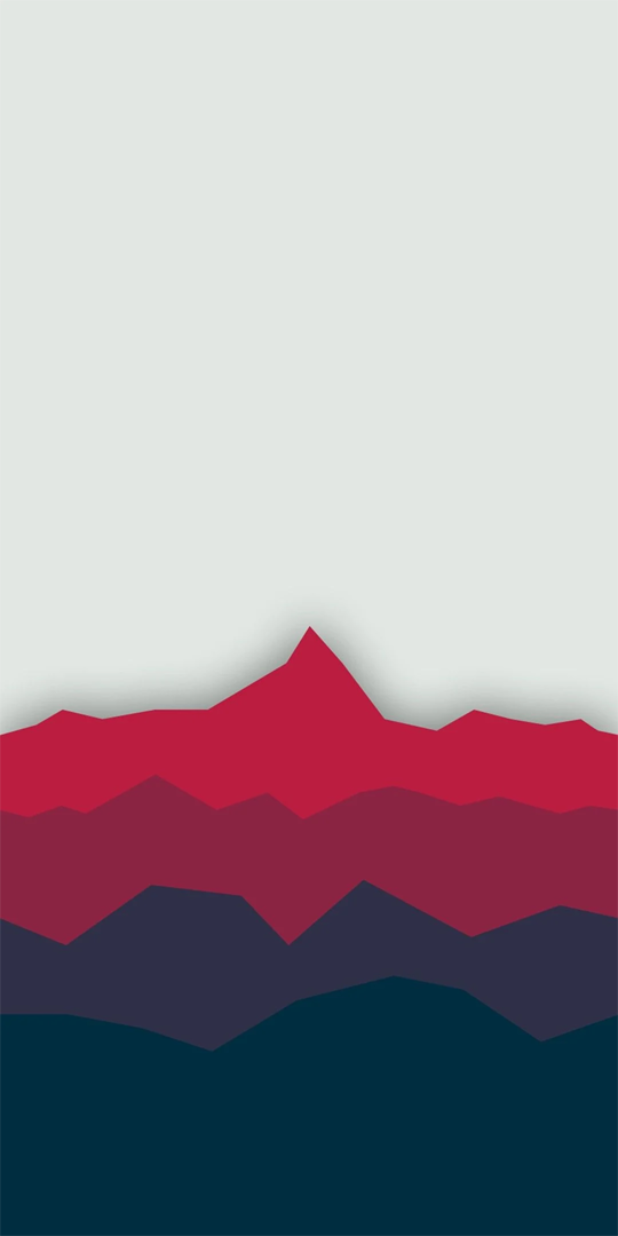
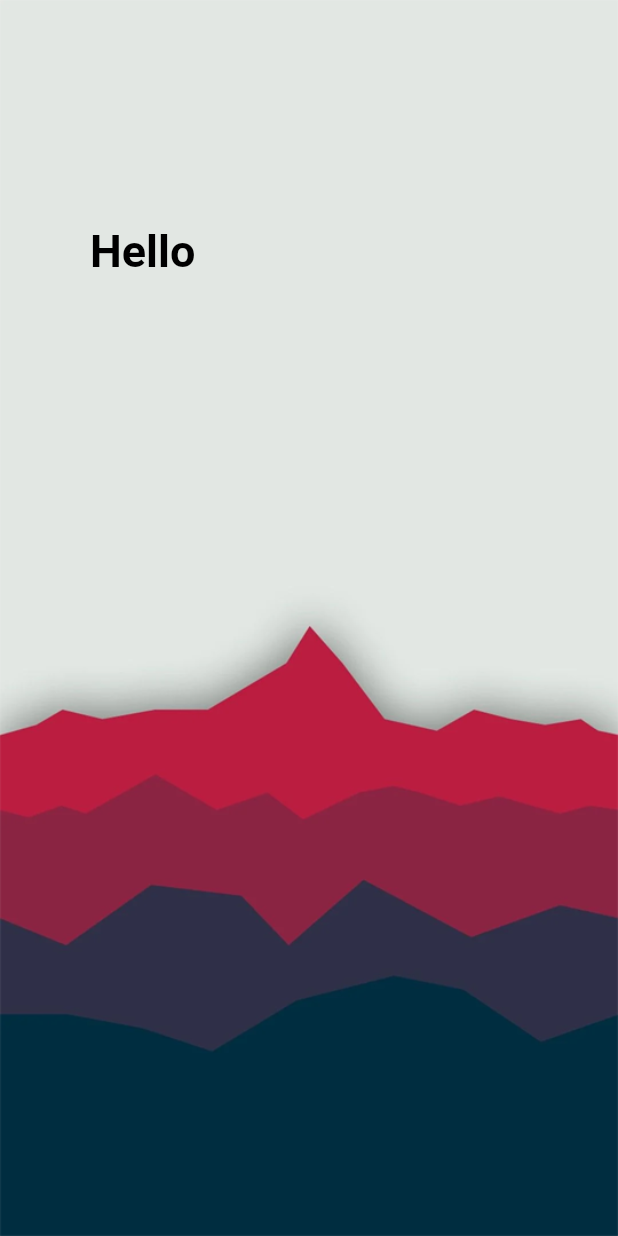
Before and after one commit to japesc20/FlutterIntro, a Flutter app: the screen it shows after launch, on a phone screen of 412 x 824 dp. Run offline on Flutter 3.47's test engine with Material 2 defaults, Android fonts, the phone set to English and light mode, and no system bars; Roboto replaces fonts that are missing (GoogleSansRegular).

Commit message:
added a reusable text widget

```diff
--- a/lib/pages/Welcome.dart
+++ b/lib/pages/Welcome.dart
@@ -1,4 +1,5 @@
 import 'package:flutter/material.dart';
+import 'package:flutter_intro/widgets/LargerText.dart';
 
 void main() => runApp(Welcome());
 
@@ -10,6 +11,7 @@ class Welcome extends StatefulWidget {
 }
 
 class _WelcomeState extends State<Welcome> {
+  // Array of images used as background
   List images = [
     "welcome-1.png",
     "welcome-2.png",
@@ -24,17 +26,34 @@ class _WelcomeState extends State<Welcome> {
   @override
   Widget build(BuildContext context) {
     return Scaffold(
+      // PageView builder creates a scrollable list
       body: PageView.builder(
           scrollDirection: Axis.vertical,
           itemCount: images.length,
           itemBuilder: (_, index) {
+          double c_width = MediaQuery.of(context).size.width*0.8;
             return Container(
+              // maxFinite is largest value available within infinity
               width: double.maxFinite,
               height: double.maxFinite,
               decoration: BoxDecoration(
                   image: DecorationImage(
                       image: AssetImage("assets/images/" + images[index]),
-                      fit: BoxFit.cover)),
+                      fit: BoxFit.cover)
+              ),
+              child: Container(
+                width: c_width,
+                margin: const EdgeInsets.only(top: 150, left: 60, right: 20),
+                child: Row(
+                  children: [
+                    Column(
+                      children: [
+                      // Reusable large bold text widget
+                        LargeText(text: "Hello"),
+                    ],)
+                  ],
+                ),
+              ),
             );
           }),
     );
--- /dev/null
+++ b/lib/widgets/LargerText.dart
@@ -0,0 +1,26 @@
+import 'package:flutter/material.dart';
+
+class LargeText extends StatelessWidget {
+  // variables created for size, color, and text input
+  double size;
+  final String text;
+  final Color color;
+
+  LargeText({Key? key,
+  // variables definitions set
+  this.size = 30,
+  required this.text,
+  this.color = Colors.black,}) : super(key: key);
+
+  @override
+  Widget build(BuildContext context) {
+    return Text(
+      text,
+      style: TextStyle(
+        color: color,
+        fontSize: size,
+        fontWeight: FontWeight.bold,
+      ),
+    );
+  }
+}
```
